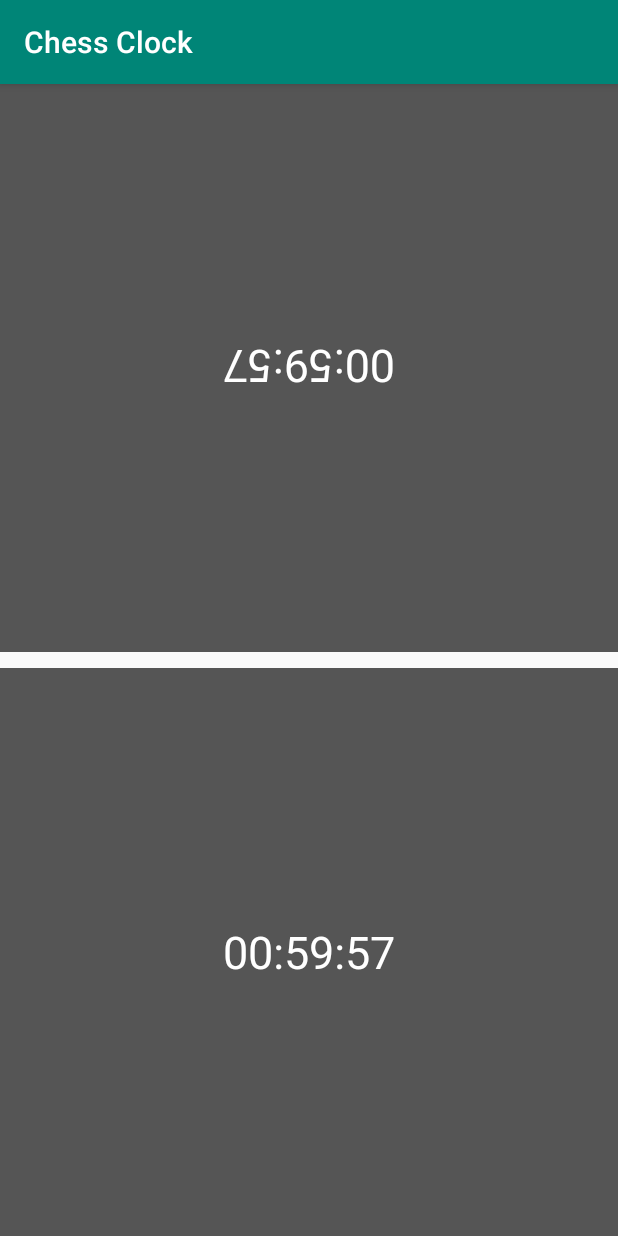
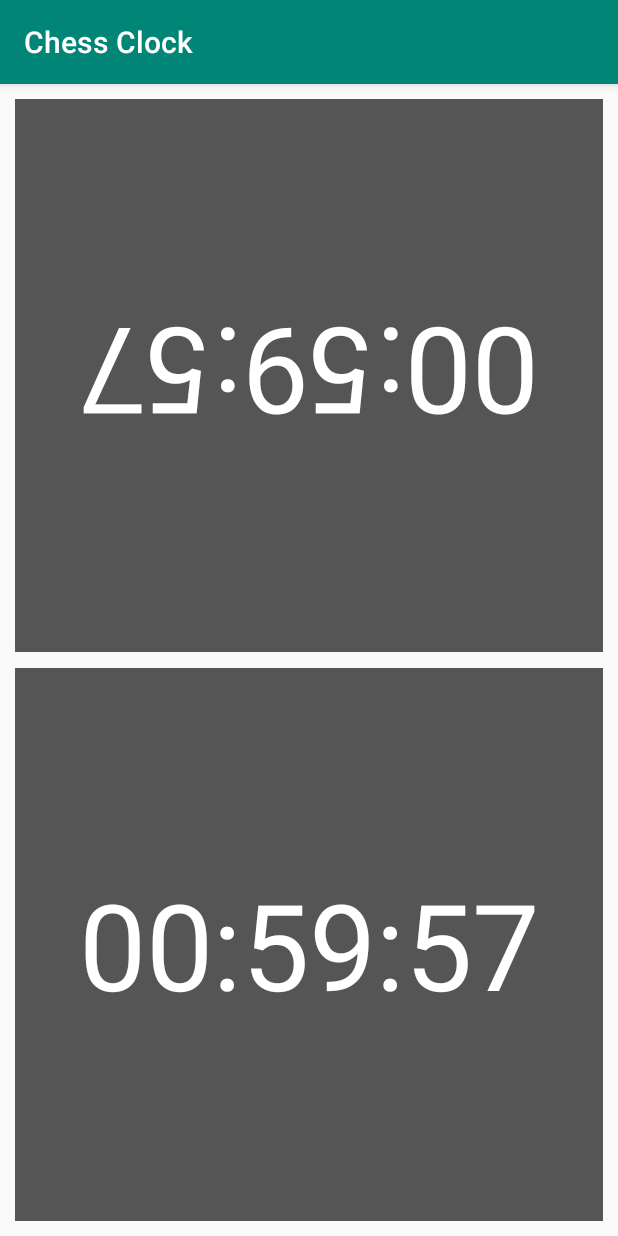
Before and after one commit to ZineddineBtc/ChessClock, an Android app: the screen it shows after launch (MainActivity), on a phone screen of 412 x 824 dp. Run offline under Robolectric (Android 15) with nearby library versions, the phone set to English and light mode, and no system bars.

Commit message:
User interface adjusted

```diff
--- a/app/src/main/res/layout/activity_main.xml
+++ b/app/src/main/res/layout/activity_main.xml
@@ -14,14 +14,17 @@
         android:layout_weight="0.5"
         android:background="#555555"
         android:layout_marginBottom="5dp"
+        android:layout_marginTop="10dp"
+        android:layout_marginStart="10dp"
+        android:layout_marginEnd="10dp"
         android:gravity="center">
         <TextView
             android:id="@+id/blackTV"
             android:layout_width="wrap_content"
             android:layout_height="wrap_content"
             android:textColor="#ffffff"
-            android:text="05:00"
-            android:textSize="30dp"
+            android:text="24:59:59"
+            android:textSize="80dp"
             android:rotation="180"/>
     </LinearLayout>
     <LinearLayout
@@ -31,13 +34,16 @@
         android:layout_weight="0.5"
         android:background="#555555"
         android:layout_marginTop="5dp"
+        android:layout_marginStart="10dp"
+        android:layout_marginEnd="10dp"
+        android:layout_marginBottom="10dp"
         android:gravity="center">
         <TextView
             android:id="@+id/whiteTV"
             android:layout_width="wrap_content"
             android:layout_height="wrap_content"
             android:textColor="#ffffff"
-            android:text="05:00"
-            android:textSize="30dp"/>
+            android:text="24:59:59"
+            android:textSize="80dp"/>
     </LinearLayout>
 </LinearLayout>
```
